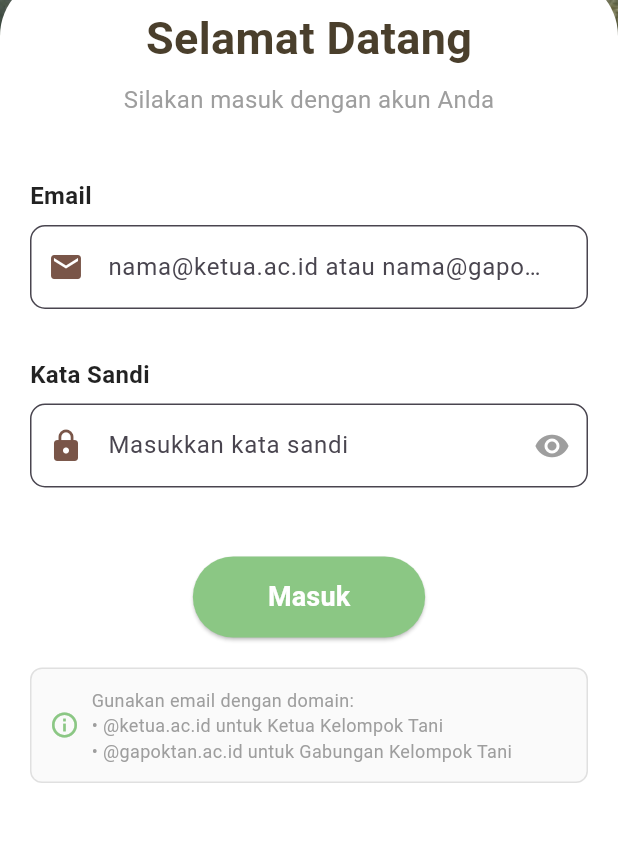
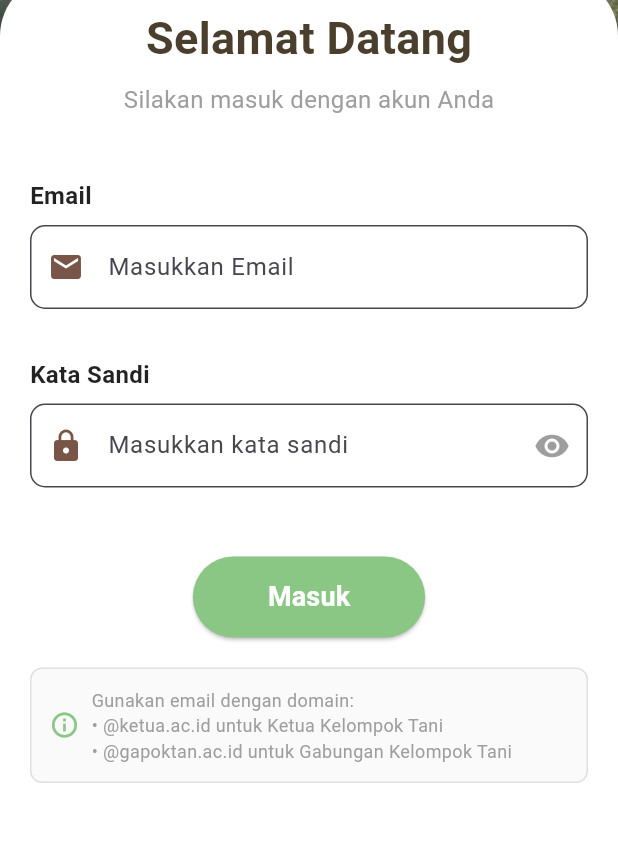
Before and after one commit to amirahnathania/ALP_VOW_KLP4, a Flutter app: the screen it shows after launch, on a phone screen of 412 x 824 dp, the part 366-1208 px from its top. Run offline on Flutter 3.47's test engine with Material 3 defaults, Android fonts, the phone set to English and light mode, and no system bars; our stand-ins replace camera, file_picker, google_sign_in, image_picker, table_calendar.

Commit message:
Ganti Field Email Login

```diff
--- a/frontend/lib/auth_page.dart
+++ b/frontend/lib/auth_page.dart
@@ -213,7 +213,7 @@ class _AuthPageState extends State<AuthPage> {
         _buildLabel("Email"),
         _buildTextField(
           controller: _loginEmailController,
-          hint: "nama@ketua.ac.id atau nama@gapoktan.ac.id",
+          hint: "Masukkan Email",
           icon: Icons.email,
           keyboardType: TextInputType.emailAddress,
           onChanged: (value) {
```
